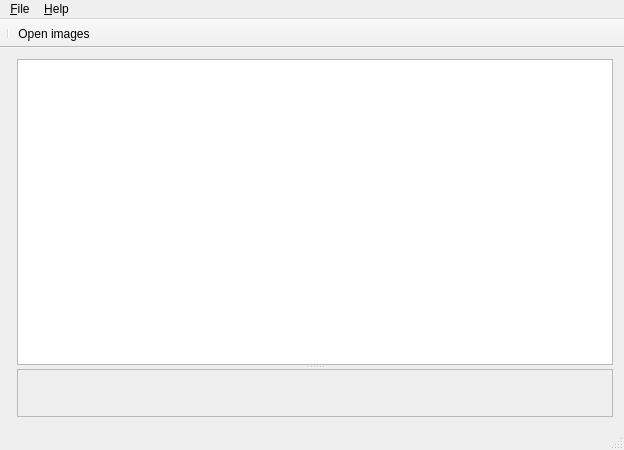
Qt form gui/mainwindow.ui (uliss/quneiform) before a commit.
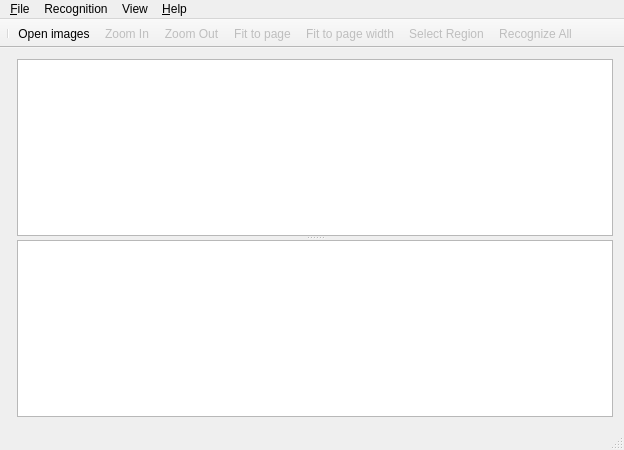
The same form after that commit. Icons and pictures are not drawn. Custom widgets are drawn as their Qt base class.

Commit message: Simpe recognition support added

Diff of the .ui file:
```diff
--- a/gui/mainwindow.ui
+++ b/gui/mainwindow.ui
@@ -43,12 +43,9 @@
         <bool>true</bool>
        </property>
       </widget>
-      <widget class="QFrame" name="page_text_">
-       <property name="frameShape">
-        <enum>QFrame::StyledPanel</enum>
-       </property>
-       <property name="frameShadow">
-        <enum>QFrame::Raised</enum>
+      <widget class="QTextEdit" name="text_view_">
+       <property name="readOnly">
+        <bool>true</bool>
        </property>
       </widget>
      </widget>
@@ -78,10 +75,29 @@
     </property>
     <addaction name="actionAbout"/>
    </widget>
+   <widget class="QMenu" name="menuView">
+    <property name="title">
+     <string>View</string>
+    </property>
+    <addaction name="actionZoom_In"/>
+    <addaction name="actionZoom_Out"/>
+    <addaction name="actionFitWidth"/>
+   </widget>
+   <widget class="QMenu" name="menuRecognition">
+    <property name="title">
+     <string>Recognition</string>
+    </property>
+    <addaction name="actionRecognizeAll"/>
+   </widget>
    <addaction name="menuFile"/>
+   <addaction name="menuRecognition"/>
+   <addaction name="menuView"/>
    <addaction name="menuHelp"/>
   </widget>
   <widget class="QToolBar" name="mainToolBar">
+   <property name="enabled">
+    <bool>true</bool>
+   </property>
    <property name="sizePolicy">
     <sizepolicy hsizetype="Preferred" vsizetype="Fixed">
      <horstretch>0</horstretch>
@@ -102,6 +118,12 @@
    </attribute>
    <addaction name="separator"/>
    <addaction name="actionOpen"/>
+   <addaction name="actionZoom_In"/>
+   <addaction name="actionZoom_Out"/>
+   <addaction name="actionFitPage"/>
+   <addaction name="actionFitWidth"/>
+   <addaction name="actionSelectRegion"/>
+   <addaction name="actionRecognizeAll"/>
   </widget>
   <widget class="QStatusBar" name="statusBar"/>
   <action name="actionAbout">
@@ -133,6 +155,72 @@
     <string>Recognize all</string>
    </property>
   </action>
+  <action name="actionZoom_In">
+   <property name="checkable">
+    <bool>false</bool>
+   </property>
+   <property name="enabled">
+    <bool>false</bool>
+   </property>
+   <property name="text">
+    <string>Zoom In</string>
+   </property>
+   <property name="shortcut">
+    <string>Ctrl+=</string>
+   </property>
+  </action>
+  <action name="actionZoom_Out">
+   <property name="enabled">
+    <bool>false</bool>
+   </property>
+   <property name="text">
+    <string>Zoom Out</string>
+   </property>
+   <property name="shortcut">
+    <string>Ctrl+-</string>
+   </property>
+  </action>
+  <action name="actionFitWidth">
+   <property name="enabled">
+    <bool>false</bool>
+   </property>
+   <property name="text">
+    <string>Fit to page width</string>
+   </property>
+  </action>
+  <action name="actionSelectRegion">
+   <property name="enabled">
+    <bool>false</bool>
+   </property>
+   <property name="text">
+    <string>Select Region</string>
+   </property>
+   <property name="toolTip">
+    <string>Selects region for recognition</string>
+   </property>
+  </action>
+  <action name="actionFitPage">
+   <property name="enabled">
+    <bool>false</bool>
+   </property>
+   <property name="text">
+    <string>Fit to page</string>
+   </property>
+   <property name="toolTip">
+    <string>Fit image to page</string>
+   </property>
+  </action>
+  <action name="actionRecognizeAll">
+   <property name="enabled">
+    <bool>false</bool>
+   </property>
+   <property name="text">
+    <string>Recognize All</string>
+   </property>
+   <property name="shortcut">
+    <string>Ctrl+R</string>
+   </property>
+  </action>
  </widget>
  <layoutdefault spacing="6" margin="11"/>
  <customwidgets>
@@ -142,6 +230,11 @@
    <header>thumbnaillist.h</header>
    <container>1</container>
   </customwidget>
+  <customwidget>
+   <class>ImageView</class>
+   <extends>QGraphicsView</extends>
+   <header>imageview.h</header>
+  </customwidget>
  </customwidgets>
  <resources>
   <include location="resources/cuneiform.qrc"/>
```
Left out of the diff: 10 changed lines with no effect on the pictures. The commit also changes 11 other files.
